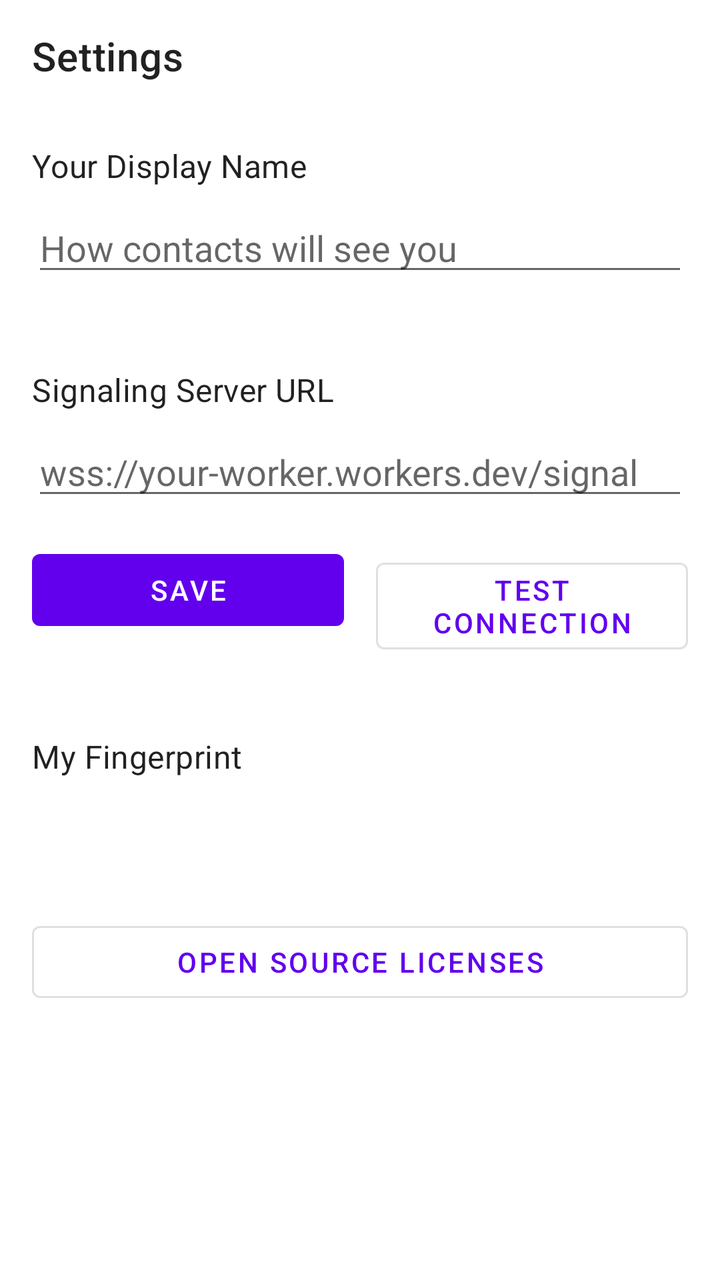
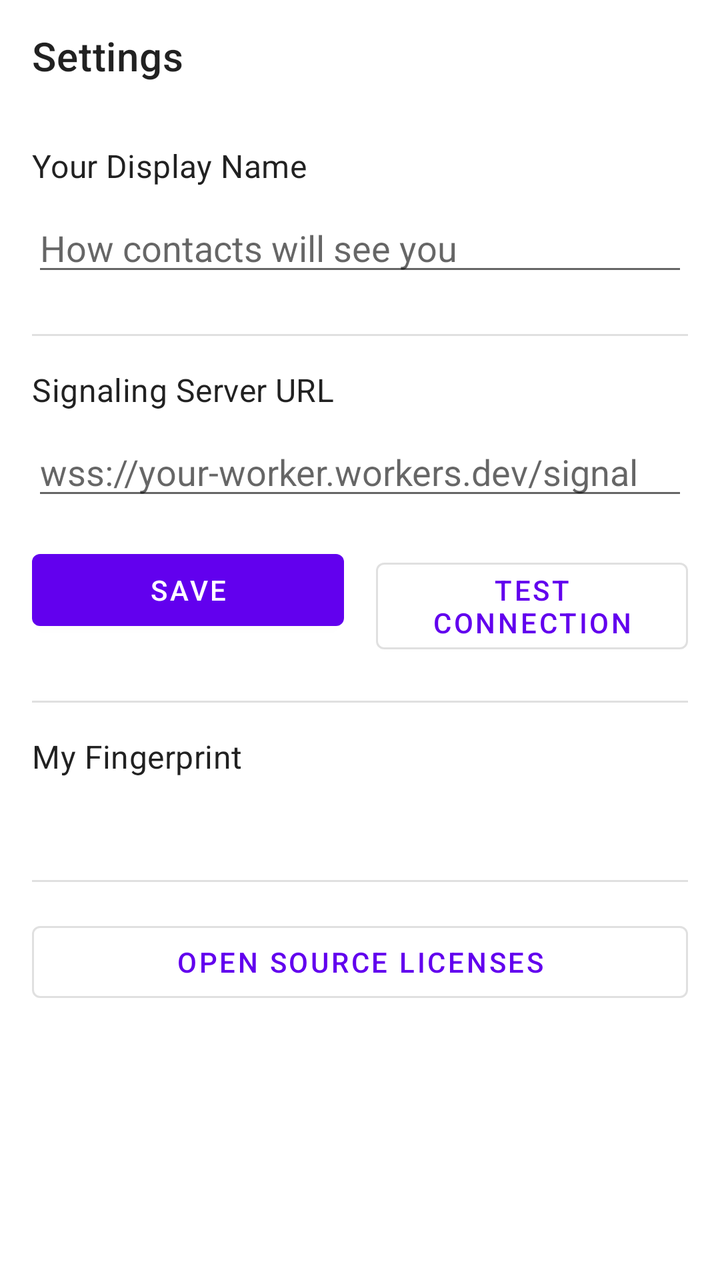

Before-and-after screenshots of an Android layout around one commit, followed by the original layout XML and the change that was made.
<!-- AndroidManifest.xml: application theme Theme.VoiceDrop -->
<!-- res/layout/activity_settings.xml -->
<?xml version="1.0" encoding="utf-8"?>
<LinearLayout
    xmlns:android="http://schemas.android.com/apk/res/android"
    xmlns:app="http://schemas.android.com/apk/res-auto"
    android:layout_width="match_parent"
    android:layout_height="match_parent"
    android:orientation="vertical">

    <androidx.appcompat.widget.Toolbar
        android:id="@+id/toolbar"
        android:layout_width="match_parent"
        android:layout_height="?attr/actionBarSize"
        app:title="@string/settings"/>

    <ScrollView
        android:layout_width="match_parent"
        android:layout_height="0dp"
        android:layout_weight="1">

        <LinearLayout
            android:layout_width="match_parent"
            android:layout_height="wrap_content"
            android:orientation="vertical"
            android:padding="16dp">

            
            <TextView
                android:layout_width="wrap_content"
                android:layout_height="wrap_content"
                android:text="@string/display_name_label"
                android:textAppearance="?attr/textAppearanceSubtitle1"/>

            <EditText
                android:id="@+id/edit_display_name"
                android:layout_width="match_parent"
                android:layout_height="wrap_content"
                android:layout_marginTop="8dp"
                android:hint="@string/display_name_hint"
                android:inputType="textPersonName"
                android:singleLine="true"/>

            <View
                android:layout_width="match_parent"
                android:layout_height="1dp"
                android:layout_marginTop="24dp"
                android:layout_marginBottom="16dp"
                android:background="?attr/dividerColor"/>

            
            <TextView
                android:layout_width="wrap_content"
                android:layout_height="wrap_content"
                android:text="@string/signaling_server_url"
                android:textAppearance="?attr/textAppearanceSubtitle1"/>

            <EditText
                android:id="@+id/edit_signaling_url"
                android:layout_width="match_parent"
                android:layout_height="wrap_content"
                android:layout_marginTop="8dp"
                android:hint="@string/signaling_url_hint"
                android:inputType="textUri"
                android:singleLine="true"/>

            <LinearLayout
                android:layout_width="match_parent"
                android:layout_height="wrap_content"
                android:layout_marginTop="16dp"
                android:orientation="horizontal">

                <Button
                    android:id="@+id/button_save_url"
                    android:layout_width="0dp"
                    android:layout_height="wrap_content"
                    android:layout_weight="1"
                    android:layout_marginEnd="8dp"
                    android:text="@string/save"/>

                <Button
                    android:id="@+id/button_test_connection"
                    android:layout_width="0dp"
                    android:layout_height="wrap_content"
                    android:layout_weight="1"
                    android:layout_marginStart="8dp"
                    style="?attr/materialButtonOutlinedStyle"
                    android:text="@string/test_connection"/>

            </LinearLayout>

            <View
                android:layout_width="match_parent"
                android:layout_height="1dp"
                android:layout_marginTop="24dp"
                android:layout_marginBottom="16dp"
                android:background="?attr/dividerColor"/>

            
            <TextView
                android:layout_width="wrap_content"
                android:layout_height="wrap_content"
                android:text="@string/my_fingerprint_label"
                android:textAppearance="?attr/textAppearanceSubtitle1"/>

            <TextView
                android:id="@+id/text_my_fingerprint"
                android:layout_width="wrap_content"
                android:layout_height="wrap_content"
                android:layout_marginTop="8dp"
                android:fontFamily="monospace"
                android:textAppearance="?attr/textAppearanceBody2"
                android:textIsSelectable="true"/>

            <View
                android:layout_width="match_parent"
                android:layout_height="1dp"
                android:layout_marginTop="24dp"
                android:layout_marginBottom="16dp"
                android:background="?attr/dividerColor"/>

            <Button
                android:id="@+id/button_open_source_licenses"
                android:layout_width="match_parent"
                android:layout_height="wrap_content"
                style="?attr/materialButtonOutlinedStyle"
                android:text="@string/open_source_licenses"/>

        </LinearLayout>
    </ScrollView>

</LinearLayout>
<!-- resources referenced by this layout -->
<resources>
  <string name="display_name_hint">How contacts will see you</string>
  <string name="display_name_label">Your Display Name</string>
  <string name="my_fingerprint_label">My Fingerprint</string>
  <string name="open_source_licenses">Open Source Licenses</string>
  <string name="save">Save</string>
  <string name="settings">Settings</string>
  <string name="signaling_server_url">Signaling Server URL</string>
  <string name="signaling_url_hint">wss://your-worker.workers.dev/signal</string>
  <string name="test_connection">Test Connection</string>
  <style name="Theme.VoiceDrop" parent="Theme.MaterialComponents.DayNight.NoActionBar">
          <item name="colorPrimary">@color/purple_500</item>
          <item name="colorPrimaryVariant">@color/purple_700</item>
          <item name="colorOnPrimary">@color/white</item>
          <item name="colorSecondary">@color/teal_200</item>
          <item name="colorSecondaryVariant">@color/teal_700</item>
          <item name="colorOnSecondary">@color/black</item>
          <item name="android:statusBarColor">?attr/colorPrimaryVariant</item>
          <item name="android:windowOptOutEdgeToEdgeEnforcement" tools:targetApi="35">true</item>
      </style>
  <color name="purple_500">#FF6200EE</color>
  <color name="purple_700">#FF3700B3</color>
  <color name="white">#FFFFFFFF</color>
  <color name="teal_200">#FF03DAC5</color>
  <color name="teal_700">#FF018786</color>
  <color name="black">#FF000000</color>
</resources>

<!-- the commit's change to res/layout/activity_settings.xml (unified diff, before → after) -->
@@ -44,7 +44,7 @@
                 android:layout_height="1dp"
                 android:layout_marginTop="24dp"
                 android:layout_marginBottom="16dp"
-                android:background="?attr/dividerColor"/>
+                android:background="@color/color_divider"/>
 
             
             <TextView
@@ -92,7 +92,7 @@
                 android:layout_height="1dp"
                 android:layout_marginTop="24dp"
                 android:layout_marginBottom="16dp"
-                android:background="?attr/dividerColor"/>
+                android:background="@color/color_divider"/>
 
             
             <TextView
@@ -115,7 +115,7 @@
                 android:layout_height="1dp"
                 android:layout_marginTop="24dp"
                 android:layout_marginBottom="16dp"
-                android:background="?attr/dividerColor"/>
+                android:background="@color/color_divider"/>
 
             <Button
                 android:id="@+id/button_open_source_licenses"
<!-- resource entries referenced after the edit -->
@@ -1,5 +1,6 @@
 <!-- resources referenced by this layout -->
 <resources>
+  <color name="color_divider">#1F000000</color>
   <string name="display_name_hint">How contacts will see you</string>
   <string name="display_name_label">Your Display Name</string>
   <string name="my_fingerprint_label">My Fingerprint</string>
